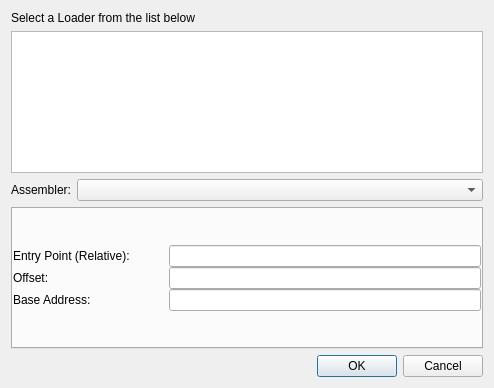
The window that dialogs/loaderdialog/loaderdialog.ui (REDasmOrg/REDasm) describes before a commit, drawn with Qt 5.
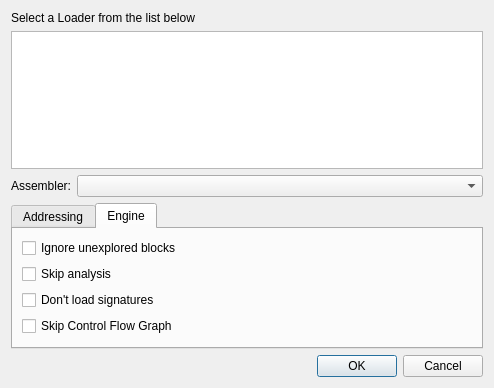
The same window after the commit. The open tabs and pages were chosen to show the change.

Commit message: LoaderDialog: Manage DisassemblerEngine flags

The edit to the form file:
```diff
--- a/dialogs/loaderdialog/loaderdialog.ui
+++ b/dialogs/loaderdialog/loaderdialog.ui
@@ -16,7 +16,7 @@
   <property name="modal">
    <bool>true</bool>
   </property>
-  <layout class="QVBoxLayout" name="verticalLayout_3" stretch="0,1,0,1,0">
+  <layout class="QVBoxLayout" name="verticalLayout_3" stretch="0,1,0,0,0">
    <item>
     <widget class="QLabel" name="label_6">
      <property name="text">
@@ -57,7 +57,7 @@
       <number>0</number>
      </property>
      <property name="tabBarAutoHide">
-      <bool>true</bool>
+      <bool>false</bool>
      </property>
      <widget class="QWidget" name="tabAddressing">
       <property name="enabled">
@@ -118,6 +118,41 @@
        </item>
       </layout>
      </widget>
+     <widget class="QWidget" name="tabEngine">
+      <attribute name="title">
+       <string>Engine</string>
+      </attribute>
+      <layout class="QVBoxLayout" name="verticalLayout_2">
+       <item>
+        <widget class="QCheckBox" name="chkNoUnexplored">
+         <property name="text">
+          <string>Ignore unexplored blocks</string>
+         </property>
+        </widget>
+       </item>
+       <item>
+        <widget class="QCheckBox" name="chkNoAnalysis">
+         <property name="text">
+          <string>Skip analysis</string>
+         </property>
+        </widget>
+       </item>
+       <item>
+        <widget class="QCheckBox" name="chkNoSignatures">
+         <property name="text">
+          <string>Don't load signatures</string>
+         </property>
+        </widget>
+       </item>
+       <item>
+        <widget class="QCheckBox" name="chkNoCFG">
+         <property name="text">
+          <string>Skip Control Flow Graph</string>
+         </property>
+        </widget>
+       </item>
+      </layout>
+     </widget>
     </widget>
    </item>
    <item>
```
The commit also changes 2 other files.
